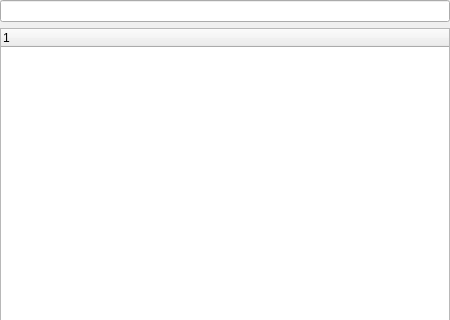
unsenep2pdev/RetroShare, file retroshare-gui/src/gui/common/UnseenFriendSelectionWidget.ui: the form before one commit; both pictures show x 0 to 450 and y 0 to 320 of the 450 by 613 pixel window.
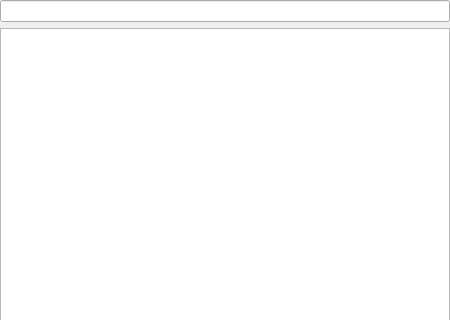
The form after the commit. Custom widgets are drawn as their Qt base class.

Diff of the .ui file:
```diff
--- a/retroshare-gui/src/gui/common/UnseenFriendSelectionWidget.ui
+++ b/retroshare-gui/src/gui/common/UnseenFriendSelectionWidget.ui
@@ -53,6 +53,9 @@
      <property name="allColumnsShowFocus">
       <bool>true</bool>
      </property>
+     <attribute name="headerVisible">
+      <bool>false</bool>
+     </attribute>
      <column>
       <property name="text">
        <string notr="true">1</string>
```
